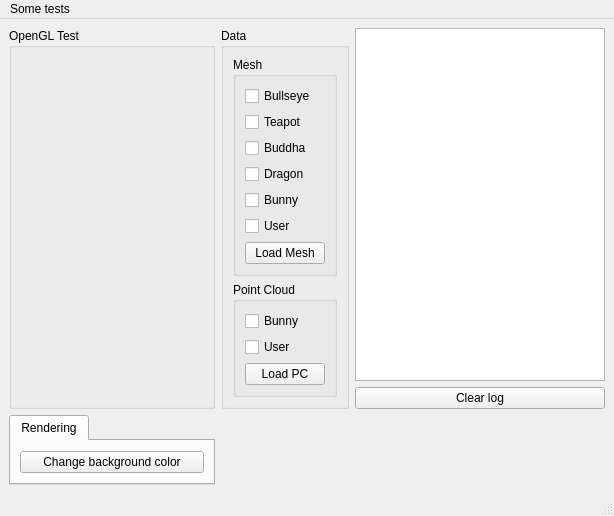
This is mainwindow.ui in Nicola17/OpenGL-Sandbox as Qt 5 draws it before an edit. The edited form follows.
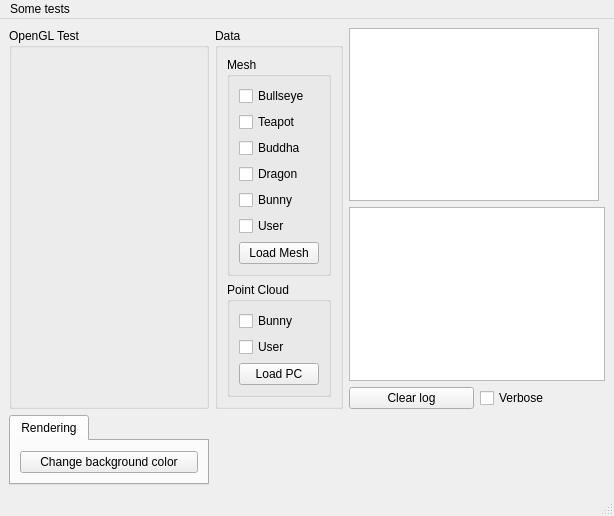
This is the edited form.

What changed in the file:
```diff
--- a/mainwindow.ui
+++ b/mainwindow.ui
@@ -144,8 +144,25 @@
      </widget>
     </item>
     <item row="2" column="2">
-     <layout class="QVBoxLayout" name="verticalLayout">
-      <item>
+     <layout class="QGridLayout" name="gridLayout_8">
+      <item row="3" column="0">
+       <widget class="QPushButton" name="_clearLogBtn">
+        <property name="text">
+         <string>Clear log</string>
+        </property>
+       </widget>
+      </item>
+      <item row="3" column="1">
+       <widget class="QCheckBox" name="_verboseChBx">
+        <property name="text">
+         <string>Verbose</string>
+        </property>
+       </widget>
+      </item>
+      <item row="1" column="0" colspan="2">
+       <widget class="QPlainTextEdit" name="_glWidgetLogPTE"/>
+      </item>
+      <item row="0" column="0" colspan="2">
        <widget class="QPlainTextEdit" name="_logPTE">
         <property name="maximumSize">
          <size>
@@ -155,13 +172,6 @@
         </property>
        </widget>
       </item>
-      <item>
-       <widget class="QPushButton" name="_clearLogBtn">
-        <property name="text">
-         <string>Clear log</string>
-        </property>
-       </widget>
-      </item>
      </layout>
     </item>
     <item row="3" column="0">
```
